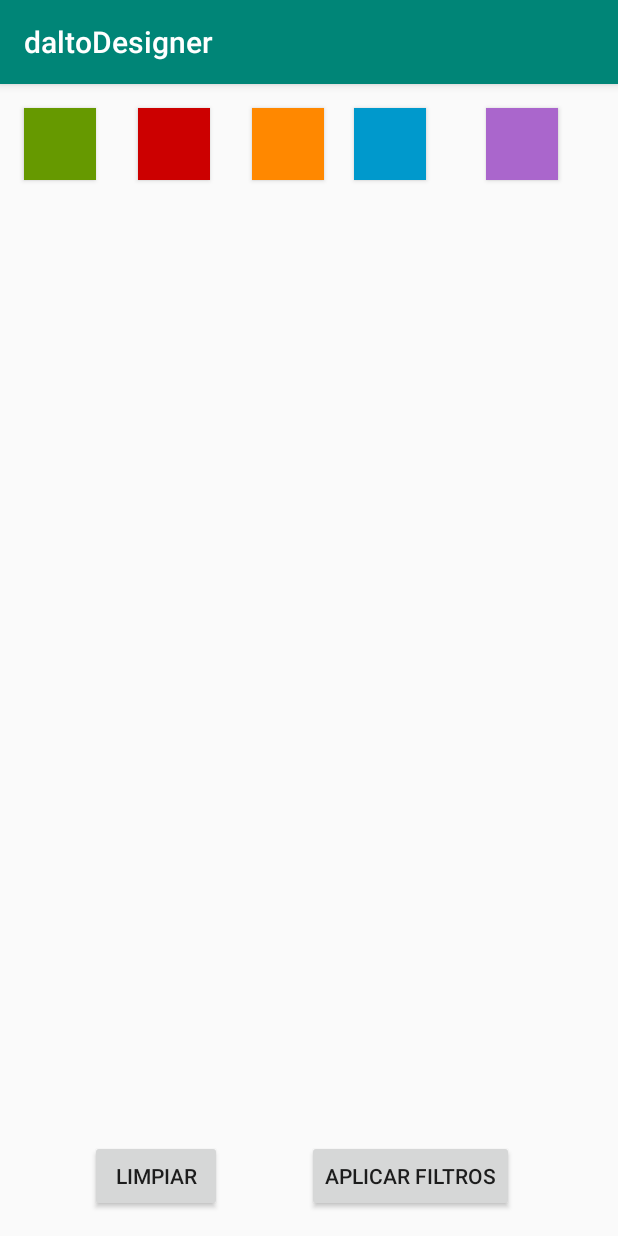
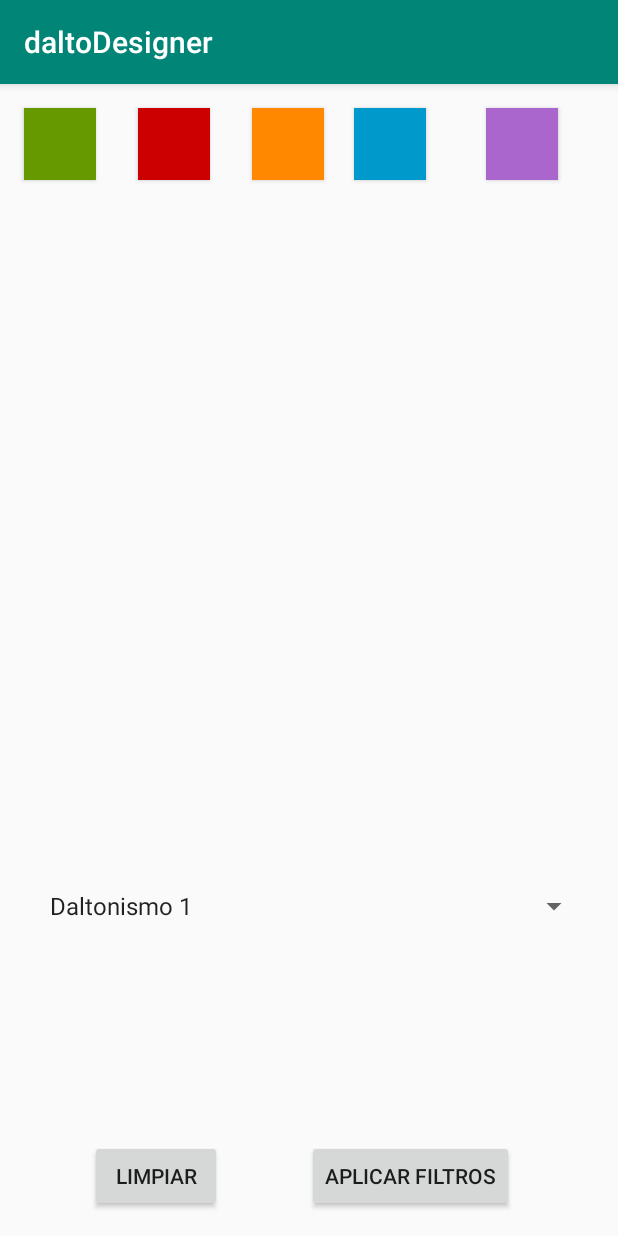
Before and after one commit to proyectos-savsolutions/daltoDesigner, an Android app: the frgAreaDibujo screen opened through its navigation route, on a phone screen of 412 x 824 dp. Run offline under Robolectric (Android 15) with nearby library versions, the phone set to English and light mode, and no system bars.

Commit message:
Pruebas de aplicación de los filtros a las imágenes en el área de dibujo

```diff
--- a/app/src/main/java/co/savsolutions/daltodesigner/frgAreaDibujo.kt
+++ b/app/src/main/java/co/savsolutions/daltodesigner/frgAreaDibujo.kt
@@ -2,17 +2,21 @@ package co.savsolutions.daltodesigner
 
 
 import android.content.Context
+import android.graphics.Bitmap
 import android.graphics.Color
 import android.net.Uri
 import android.os.Bundle
+import android.service.autofill.Validators.not
 import android.support.v4.app.Fragment
 import android.view.LayoutInflater
 import android.view.View
 import android.view.ViewGroup
+import android.widget.AdapterView
 import android.widget.Button
 import androidx.navigation.Navigation
 
 import kotlinx.android.synthetic.main.fragment_frg_area_dibujo.*
+import kotlinx.android.synthetic.main.fragment_frg_filtros_colores.*
 
 
 // TODO: Rename parameter arguments, choose names that match
@@ -63,7 +67,7 @@ class frgAreaDibujo : Fragment() {
         super.onActivityCreated(savedInstanceState)
 
         canvas = CanvasView (context!!,null,0)
-        canvas = cnvEspacioDibujo
+        canvas = cnvEspacioDibujoFlitro
         canvas!!.ajustarPincel()
 
         // Escucha para pasar a la vista de aplicar filtros
@@ -97,6 +101,21 @@ class frgAreaDibujo : Fragment() {
             canvas!!.colorDelPincel(Color.RED)
         }
 
+
+        spnFiltrosMientrasDibuja.onItemSelectedListener = object : AdapterView.OnItemSelectedListener{
+            override fun onNothingSelected(parent: AdapterView<*>?) {
+            }
+
+            override fun onItemSelected(parent: AdapterView<*>?, view: View?, position: Int, id: Long) {
+
+                if (parent!!.id == spnFiltrosMientrasDibuja.id)
+                {
+                    aplicarFiltroParaDoltonismo(0)
+                }
+            }
+
+
+        }
     }
 
     override fun onAttach(context: Context) {
@@ -151,4 +170,55 @@ class frgAreaDibujo : Fragment() {
 
                 }
     }
+
+    /*
+    Efectos gráficos
+     */
+
+    fun aplicarFiltroParaDoltonismo(tipoDaltonismo : Int)
+    {
+
+         let { cnvEspacioDibujoFlitro.mBitmap =  applyHueFilter(cnvEspacioDibujoFlitro.mBitmap!!, 3) }
+
+        cnvEspacioDibujoFlitro.mCanvas!!.drawBitmap(applyHueFilter(cnvEspacioDibujoFlitro.mBitmap!!, 3),0.0F,0.0F,cnvEspacioDibujoFlitro.mPaint)
+    }
+
+
+    fun applyHueFilter(source: Bitmap, level: Int) : Bitmap
+    {
+        // get image size
+        var width :Int =  source.getWidth()
+        var height : Int  = source.getHeight()
+        var  pixels = IntArray(width * height)
+        var HSV = floatArrayOf(0.0F, 0.0F, 0.0F)
+
+
+        // get pixel array from source
+        source.getPixels(pixels, 0, width, 0, 0, width, height);
+
+        var index : Int = 0
+        // iteration through pixels
+
+        for(y  in  0 .. height-1)
+        {
+            for( x in 0 .. width-1)
+            {
+                // get current index in 2D-matrix
+                index = y * width + x;
+                // convert to HSV
+                Color.colorToHSV(pixels[index], HSV);
+                // increase Saturation level
+                HSV[0] = HSV[0] * level;
+                HSV[0] =  Math.max(0.0F, Math.min(HSV[0], 360.0F)) as Float
+                // take color back
+
+                pixels[index] = Color.HSVToColor(HSV)
+            }
+        }
+
+        // output bitmap
+        var bmOut : Bitmap = Bitmap.createBitmap(width, height, Bitmap.Config.ARGB_8888);
+        bmOut.setPixels(pixels, 0, width, 0, 0, width, height);
+        return bmOut;
+    }
 }
--- a/app/src/main/res/layout/fragment_frg_area_dibujo.xml
+++ b/app/src/main/res/layout/fragment_frg_area_dibujo.xml
@@ -97,18 +97,32 @@
         app:layout_constraintStart_toEndOf="@+id/btnLimpiarAreaDibujo" />
 
     <co.savsolutions.daltodesigner.CanvasView
-        android:id="@+id/cnvEspacioDibujo"
+        android:id="@+id/cnvEspacioDibujoFlitro"
         android:layout_width="0dp"
-        android:layout_height="0dp"
+        android:layout_height="319dp"
         android:layout_marginStart="8dp"
         android:layout_marginLeft="8dp"
         android:layout_marginTop="8dp"
         android:layout_marginEnd="8dp"
         android:layout_marginRight="8dp"
-        android:layout_marginBottom="8dp"
-        app:layout_constraintBottom_toTopOf="@+id/btnAplicarFiltros"
         app:layout_constraintEnd_toEndOf="parent"
         app:layout_constraintStart_toStartOf="parent"
         app:layout_constraintTop_toBottomOf="@+id/btnColorNaranja" />
 
+    <Spinner
+        android:id="@+id/spnFiltrosMientrasDibuja"
+        android:layout_width="368dp"
+        android:layout_height="wrap_content"
+        android:layout_marginStart="8dp"
+        android:layout_marginLeft="8dp"
+        android:layout_marginTop="8dp"
+        android:layout_marginEnd="1dp"
+        android:layout_marginRight="1dp"
+        android:layout_marginBottom="8dp"
+        android:entries="@array/lstTipoDaltonismo"
+        app:layout_constraintBottom_toTopOf="@+id/btnLimpiarAreaDibujo"
+        app:layout_constraintEnd_toEndOf="parent"
+        app:layout_constraintStart_toStartOf="parent"
+        app:layout_constraintTop_toBottomOf="@+id/cnvEspacioDibujoFlitro" />
+
 </android.support.constraint.ConstraintLayout>
--- a/app/src/main/res/layout/fragment_frg_compartir_diseno.xml
+++ b/app/src/main/res/layout/fragment_frg_compartir_diseno.xml
@@ -9,7 +9,7 @@
     <!-- TODO: Update blank fragment layout -->
 
     <co.savsolutions.daltodesigner.CanvasView
-        android:id="@+id/cnvEspacioDibujo"
+        android:id="@+id/cnvEspacioDibujoFlitro"
         android:layout_width="0dp"
         android:layout_height="423dp"
         android:layout_marginStart="8dp"
```
Also changed, not shown: app/src/main/java/co/savsolutions/daltodesigner/frgFiltrosColores.kt (+57 -10 lines), app/src/main/res/layout/fragment_frg_filtros_colores.xml (+16 -16 lines).
